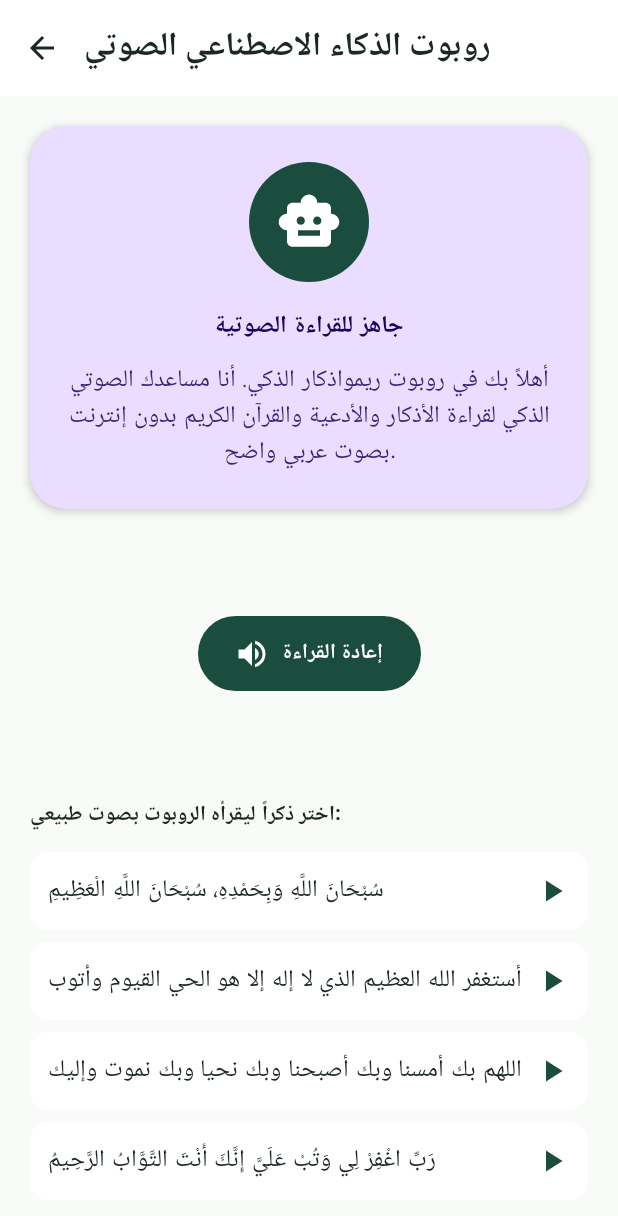
After one commit to MohammedAlhazmiai/remoazkar, an Android app built with Jetpack Compose: the AiVoiceAssistantScreen screen opened through its navigation route, on a phone screen of 412 x 824 dp. The commit adds this screen. Shown: the top 1216 px of the screen. Run offline under Robolectric (Android 15) with nearby library versions, the phone set to English and light mode, and no system bars.

Commit message:
Add offline AI voice assistant robot and spiritual companion features

```diff
--- a/app/src/main/java/com/example/MainActivity.kt
+++ b/app/src/main/java/com/example/MainActivity.kt
@@ -61,6 +61,12 @@ class MainActivity : ComponentActivity() {
                             onAudioAthkarClick = {
                                 navController.navigate("audio_athkar")
                             },
+                            onAiRobotClick = {
+                                navController.navigate("ai_robot")
+                            },
+                            onSpiritualCompanionClick = {
+                                navController.navigate("spiritual_companion")
+                            },
                             onSearchClick = {
                                 navController.navigate("search")
                             },
@@ -76,6 +82,16 @@ class MainActivity : ComponentActivity() {
                     }
                     composable("audio_athkar") {
                         AudioAthkarScreen(
+                            onBackClick = { navController.popBackStack() }
+                        )
+                    }
+                    composable("ai_robot") {
+                        AiVoiceAssistantScreen(
+                            onBackClick = { navController.popBackStack() }
+                        )
+                    }
+                    composable("spiritual_companion") {
+                        SpiritualCompanionScreen(
                             onBackClick = { navController.popBackStack() }
                         )
                     }
--- /dev/null
+++ b/app/src/main/java/com/example/ui/screens/AiVoiceAssistantScreen.kt
@@ -0,0 +1,199 @@
+package com.example.ui.screens
+
+import android.speech.tts.TextToSpeech
+import androidx.compose.foundation.background
+import androidx.compose.foundation.clickable
+import androidx.compose.foundation.layout.*
+import androidx.compose.foundation.shape.CircleShape
+import androidx.compose.foundation.shape.RoundedCornerShape
+import androidx.compose.material.icons.Icons
+import androidx.compose.material.icons.automirrored.filled.ArrowBack
+import androidx.compose.material.icons.filled.*
+import androidx.compose.material3.*
+import androidx.compose.runtime.*
+import androidx.compose.ui.Alignment
+import androidx.compose.ui.Modifier
+import androidx.compose.ui.draw.clip
+import androidx.compose.ui.platform.LocalContext
+import androidx.compose.ui.platform.testTag
+import androidx.compose.ui.text.font.FontWeight
+import androidx.compose.ui.text.style.TextAlign
+import androidx.compose.ui.unit.dp
+import androidx.compose.ui.unit.sp
+import com.example.data.AzkarRepository
+import java.util.*
+
+@OptIn(ExperimentalMaterial3Api::class)
+@Composable
+fun AiVoiceAssistantScreen(
+    onBackClick: () -> Unit
+) {
+    val context = LocalContext.current
+    var tts by remember { mutableStateOf<TextToSpeech?>(null) }
+    var isSpeaking by remember { mutableStateOf(false) }
+    var selectedText by remember { mutableStateOf("أهلاً بك في روبوت ريمواذكار الذكي. أنا مساعدك الصوتي الذكي لقراءة الأذكار والأدعية والقرآن الكريم بدون إنترنت بصوت عربي واضح.") }
+
+    DisposableEffect(Unit) {
+        val textToSpeech = TextToSpeech(context) { status ->
+            if (status == TextToSpeech.SUCCESS) {
+                tts?.language = Locale("ar")
+            }
+        }
+        tts = textToSpeech
+
+        onDispose {
+            textToSpeech.stop()
+            textToSpeech.shutdown()
+        }
+    }
+
+    fun speakText(text: String) {
+        selectedText = text
+        tts?.let {
+            it.speak(text, TextToSpeech.QUEUE_FLUSH, null, null)
+            isSpeaking = true
+        }
+    }
+
+    fun stopSpeaking() {
+        tts?.stop()
+        isSpeaking = false
+    }
+
+    Scaffold(
+        topBar = {
+            TopAppBar(
+                title = { Text("روبوت الذكاء الاصطناعي الصوتي", fontWeight = FontWeight.Bold) },
+                navigationIcon = {
+                    IconButton(
+                        onClick = {
+                            stopSpeaking()
+                            onBackClick()
+                        },
+                        modifier = Modifier.testTag("back_button")
+                    ) {
+                        Icon(Icons.AutoMirrored.Filled.ArrowBack, contentDescription = "رجوع")
+                    }
+                },
+                colors = TopAppBarDefaults.topAppBarColors(containerColor = MaterialTheme.colorScheme.surface)
+            )
+        }
+    ) { paddingVals ->
+        Column(
+            modifier = Modifier
+                .fillMaxSize()
+                .padding(paddingVals)
+                .padding(20.dp),
+            horizontalAlignment = Alignment.CenterHorizontally,
+            verticalArrangement = Arrangement.SpaceBetween
+        ) {
+            Card(
+                modifier = Modifier.fillMaxWidth(),
+                shape = RoundedCornerShape(24.dp),
+                colors = CardDefaults.cardColors(containerColor = MaterialTheme.colorScheme.primaryContainer),
+                elevation = CardDefaults.cardElevation(defaultElevation = 4.dp)
+            ) {
+                Column(
+                    modifier = Modifier
+                        .padding(24.dp)
+                        .fillMaxWidth(),
+                    horizontalAlignment = Alignment.CenterHorizontally
+                ) {
+                    Box(
+                        modifier = Modifier
+                            .size(80.dp)
+                            .clip(CircleShape)
+                            .background(MaterialTheme.colorScheme.primary),
+                        contentAlignment = Alignment.Center
+                    ) {
+                        Icon(
+                            imageVector = Icons.Default.SmartToy,
+                            contentDescription = null,
+                            modifier = Modifier.size(44.dp),
+                            tint = MaterialTheme.colorScheme.onPrimary
+                        )
+                    }
+                    Spacer(modifier = Modifier.height(16.dp))
+                    Text(
+                        text = if (isSpeaking) "الروبوت يقرأ الآن..." else "جاهز للقراءة الصوتية",
+                        style = MaterialTheme.typography.titleMedium,
+                        fontWeight = FontWeight.Bold,
+                        color = MaterialTheme.colorScheme.onPrimaryContainer
+                    )
+                    Spacer(modifier = Modifier.height(8.dp))
+                    Text(
+                        text = selectedText,
+                        style = MaterialTheme.typography.bodyLarge,
+                        textAlign = TextAlign.Center,
+                        color = MaterialTheme.colorScheme.onPrimaryContainer.copy(alpha = 0.85f)
+                    )
+                }
+            }
+
+            Row(
+                modifier = Modifier.fillMaxWidth(),
+                horizontalArrangement = Arrangement.Center
+            ) {
+                if (isSpeaking) {
+                    Button(
+                        onClick = { stopSpeaking() },
+                        colors = ButtonDefaults.buttonColors(containerColor = MaterialTheme.colorScheme.error),
+                        modifier = Modifier.height(50.dp)
+                    ) {
+                        Icon(Icons.Default.Stop, contentDescription = null)
+                        Spacer(modifier = Modifier.width(8.dp))
+                        Text("إيقاف القراءة", fontWeight = FontWeight.Bold)
+                    }
+                } else {
+                    Button(
+                        onClick = { speakText(selectedText) },
+                        colors = ButtonDefaults.buttonColors(containerColor = MaterialTheme.colorScheme.primary),
+                        modifier = Modifier.height(50.dp)
+                    ) {
+                        Icon(Icons.Default.VolumeUp, contentDescription = null)
+                        Spacer(modifier = Modifier.width(8.dp))
+                        Text("إعادة القراءة", fontWeight = FontWeight.Bold)
+                    }
+                }
+            }
+
+            Column(modifier = Modifier.fillMaxWidth()) {
+                Text(
+                    text = "اختر ذكراً ليقرأه الروبوت بصوت طبيعي:",
+                    style = MaterialTheme.typography.titleSmall,
+                    fontWeight = FontWeight.Bold,
+                    modifier = Modifier.padding(bottom = 8.dp)
+                )
+
+                val quickTexts = listOf(
+                    "سُبْحَانَ اللَّهِ وَبِحَمْدِهِ، سُبْحَانَ اللَّهِ الْعَظِيمِ",
+                    "أستغفر الله العظيم الذي لا إله إلا هو الحي القيوم وأتوب إليه",
+                    "اللهم بك أمسنا وبك أصبحنا وبك نحيا وبك نموت وإليك النشور",
+                    "رَبِّ اغْفِرْ لِي وَتُبْ عَلَيَّ إِنَّكَ أَنْتَ التَّوَّابُ الرَّحِيمُ"
+                )
+
+                quickTexts.forEach { text ->
+                    Card(
+                        modifier = Modifier
+                            .fillMaxWidth()
+                            .padding(vertical = 4.dp)
+                            .clickable { speakText(text) },
+                        shape = RoundedCornerShape(12.dp),
+                        colors = CardDefaults.cardColors(containerColor = MaterialTheme.colorScheme.surface)
+                    ) {
+                        Row(
+                            modifier = Modifier
+                                .padding(12.dp)
+                                .fillMaxWidth(),
+                            horizontalArrangement = Arrangement.SpaceBetween,
+                            verticalAlignment = Alignment.CenterVertically
+                        ) {
+                            Text(text = text, modifier = Modifier.weight(1f), maxLines = 1)
+                            Icon(Icons.Default.PlayArrow, contentDescription = null, tint = MaterialTheme.colorScheme.primary)
+                        }
+                    }
+                }
+            }
+        }
+    }
+}
```
Also changed, not shown: app/src/main/java/com/example/data/SpiritualData.kt (added, +19 -0 lines), app/src/main/java/com/example/ui/screens/HomeScreen.kt (+68 -2 lines), app/src/main/java/com/example/ui/screens/SpiritualCompanionScreen.kt (added, +113 -0 lines), 1 other file.
